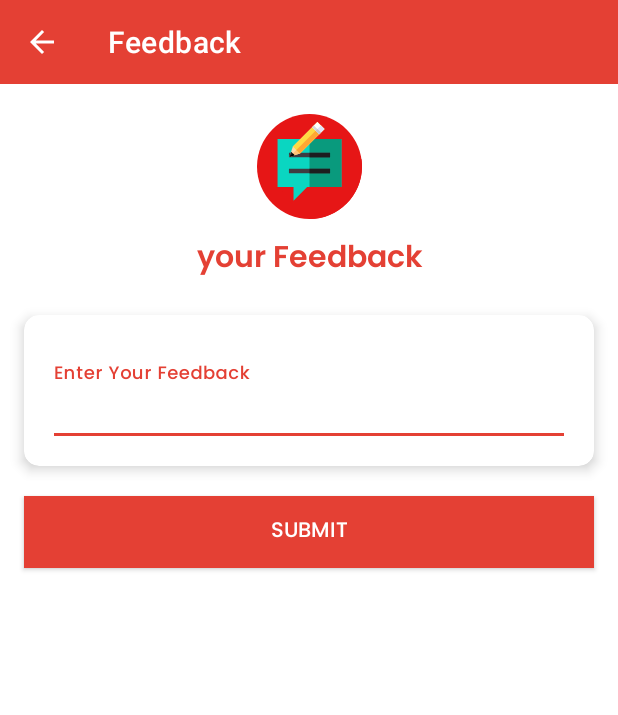
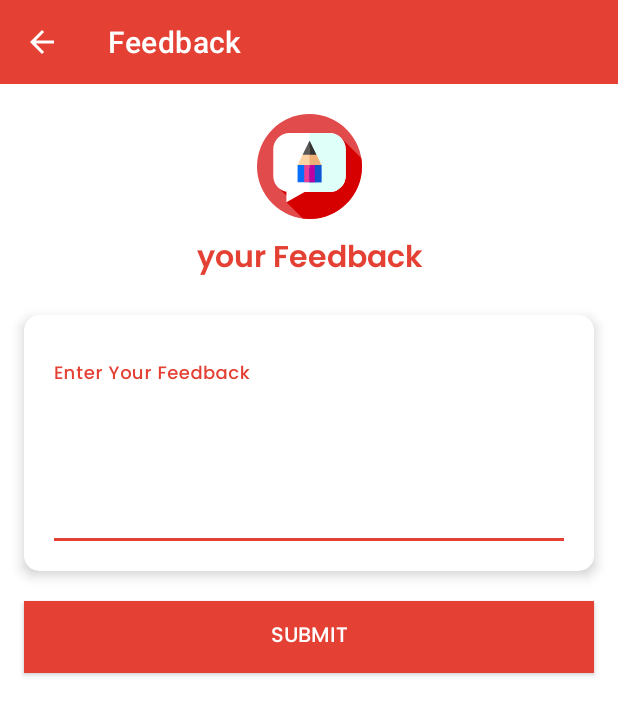
Before and after one commit to hiten0612/ILSAcademy, an Android app: the FeedBack_Activity screen opened directly, with no data from a screen before it, on a phone screen of 412 x 824 dp. Shown: the top 715 px of the screen. Run offline under Robolectric (Android 15) with nearby library versions, the phone set to English and light mode, and no system bars; Roboto replaces fonts that are not available here.

Commit message:
add fonts add icons add FeedBack_Activity add ContentActivity

```diff
--- a/app/src/main/java/com/ils/ilsacademy/ContentActivity.java
+++ b/app/src/main/java/com/ils/ilsacademy/ContentActivity.java
@@ -22,7 +22,7 @@ public class ContentActivity extends AppCompatActivity {
             public void onClick(View view) {
                 Intent intent = new Intent(ContentActivity.this, ProfileScreen.class);
                 startActivity(intent);
-                finish();
+
             }
         });
 
--- a/app/src/main/java/com/ils/ilsacademy/FeedBack_Activity.java
+++ b/app/src/main/java/com/ils/ilsacademy/FeedBack_Activity.java
@@ -1,15 +1,25 @@
 package com.ils.ilsacademy;
+
+import android.content.Intent;
+import android.os.Bundle;
+import android.text.Editable;
+import android.text.TextWatcher;
+import android.view.View;
+import android.widget.Button;
 
 import androidx.appcompat.app.AppCompatActivity;
 import androidx.appcompat.widget.Toolbar;
 
-import android.os.Bundle;
-import android.view.View;
+import com.google.android.material.textfield.TextInputEditText;
+import com.google.android.material.textfield.TextInputLayout;
 
 
 public class FeedBack_Activity extends AppCompatActivity {
 
     Toolbar fdToolbar;
+    TextInputEditText fdTitle;
+    TextInputLayout filTitle;
+    Button fdSubmit;
 
     @Override
     protected void onCreate(Bundle savedInstanceState) {
@@ -20,8 +30,50 @@ public class FeedBack_Activity extends AppCompatActivity {
         fdToolbar.setNavigationOnClickListener(new View.OnClickListener() {
             @Override
             public void onClick(View view) {
-                finish();
+                Intent intent = new Intent(FeedBack_Activity.this, ProfileScreen.class);
+                startActivity(intent);
+
+            }
+        });
+        fdTitle = findViewById(R.id.fdTitle);
+        filTitle = findViewById(R.id.filTitle);
+        fdTitle.addTextChangedListener(new TextWatcher() {
+            @Override
+            public void beforeTextChanged(CharSequence charSequence, int i, int i1, int i2) {
+
+            }
+
+            @Override
+            public void onTextChanged(CharSequence charSequence, int i, int i1, int i2) {
+                if (charSequence.toString().isEmpty()) {
+                    filTitle.setError("please enter feedback");
+                } else {
+                    filTitle.setError("");
+                }
+
+            }
+
+            @Override
+            public void afterTextChanged(Editable editable) {
+
+            }
+        });
+
+        fdSubmit = findViewById(R.id.fdSubmit);
+        fdSubmit.setOnClickListener(new View.OnClickListener() {
+            @Override
+            public void onClick(View view) {
+                init(fdTitle.getText().toString());
             }
         });
     }
+
+    private void init(String feedback) {
+        if (feedback.isEmpty()) {
+            filTitle.setError("please enter feedback");
+            return;
+        } else {
+            filTitle.setError("");
+        }
+    }
 }
--- a/app/src/main/java/com/ils/ilsacademy/Login.java
+++ b/app/src/main/java/com/ils/ilsacademy/Login.java
@@ -35,6 +35,9 @@ public class Login extends AppCompatActivity {
         tilUserName = findViewById(R.id.tilUserName);
         tilPassword = findViewById(R.id.tilPassword);
         sharedPreferenceConfig = new SharedPreferenceConfig(getApplicationContext());
+
+        user.setText(sharedPreferenceConfig.getUserName());
+        pass.setText(sharedPreferenceConfig.getPassword());
 
         user.addTextChangedListener(new TextWatcher() {
             @Override
@@ -120,6 +123,7 @@ public class Login extends AppCompatActivity {
             Intent intent = new Intent(this, DeshBoard.class);
             startActivity(intent);
             sharedPreferenceConfig.setLoginStatus(true);
+            sharedPreferenceConfig.saveUserData(username, password);
             finish();
         } else {
             Toast.makeText(Login.this, "incorret usename or password", Toast.LENGTH_SHORT).show();
--- /dev/null
+++ b/app/src/main/res/drawable/ic_chat.xml
@@ -0,0 +1,15 @@
+<vector android:height="212dp" android:viewportHeight="512"
+    android:viewportWidth="512" android:width="212dp" xmlns:android="http://schemas.android.com/apk/res/android">
+    <path android:fillColor="#e24b4b" android:pathData="M256,256m-256,0a256,256 0,1 1,512 0a256,256 0,1 1,-512 0"/>
+    <path android:fillColor="#d60000" android:pathData="m512,256c0,-13.723 -1.08,-27.194 -3.159,-40.333l-94.629,-94.629 -245.213,115.532 30.393,46.763 -96.293,74.533 57.097,57.097 -16.723,15.094 79.881,79.881c10.69,1.361 21.586,2.062 32.646,2.062 141.385,0 256,-114.615 256,-256z"/>
+    <path android:fillColor="#ffffff" android:pathData="m352.734,92.258h-193.468c-44.212,0 -80.052,35.841 -80.052,80.052v128.52c0,38.805 27.611,71.161 64.258,78.494v50.733l88.658,-49.175h120.605c44.212,0 80.052,-35.841 80.052,-80.052v-128.519c0,-44.212 -35.841,-80.053 -80.053,-80.053z"/>
+    <path android:fillColor="#dffff9" android:pathData="m432.79,172.31v128.52c0,44.21 -35.84,80.05 -80.06,80.05h-96.73v-288.62h96.73c44.22,0 80.06,35.84 80.06,80.05z"/>
+    <path android:fillColor="#ffd3a4" android:pathData="m314.051,248.987 l-58.051,14.044 -58.051,-14.044 24.489,-50.218 33.562,-37.573 33.562,37.573z"/>
+    <path android:fillColor="#056eff" android:pathData="m314.05,248.984v83.401h-116.1v-83.401h32.24l25.81,14.05 25.81,-14.05z"/>
+    <path android:fillColor="#ec3d93" android:pathData="m230.19,248.984h51.62v83.4h-51.62z"/>
+    <path android:fillColor="#595959" android:pathData="m289.562,198.769h-67.124l33.562,-68.826z"/>
+    <path android:fillColor="#efb078" android:pathData="m314.051,248.987 l-32.24,7.802 -25.811,6.242v-101.834l33.562,37.572z"/>
+    <path android:fillColor="#1155ce" android:pathData="m314.05,248.984v83.401h-58.05v-69.351l25.81,-14.05z"/>
+    <path android:fillColor="#bc00a2" android:pathData="m256,248.984h25.81v83.4h-25.81z"/>
+    <path android:fillColor="#333333" android:pathData="m289.562,198.769h-33.562v-68.826z"/>
+</vector>
--- a/app/src/main/res/drawable/ic_feedback.xml
+++ /dev/null
@@ -1,21 +0,0 @@
-<vector android:height="212dp" android:viewportHeight="512"
-    android:viewportWidth="512" android:width="212dp" xmlns:android="http://schemas.android.com/apk/res/android">
-    <path android:fillColor="#e61616" android:pathData="M256,256m-256,0a256,256 0,1 1,512 0a256,256 0,1 1,-512 0"/>
-    <path android:fillColor="#e61616" android:pathData="M100.174,356.174V122.435h110.502L268.91,64.2l25.646,-25.646l83.879,83.88h33.391l97.716,97.948C511.163,232.023 512,243.913 512,256c0,141.384 -114.616,256 -256,256L100.174,356.174z"/>
-    <path android:fillColor="#0ad6c1" android:pathData="M411.826,122.435l0,233.739l-167.385,0l-66.354,66.783l0,-66.783l-77.913,0l0,-233.739z"/>
-    <path android:fillColor="#099a7d" android:pathData="M256,122.435h155.826v233.739h-155.826z"/>
-    <path android:fillColor="#3e3d42" android:pathData="M155.826,189.217h200.348v22.261h-200.348z"/>
-    <path android:fillColor="#3e3d42" android:pathData="M155.826,267.13h200.348v22.261h-200.348z"/>
-    <path android:fillColor="#1d1d1f" android:pathData="M256,189.217h100.174v22.261h-100.174z"/>
-    <path android:fillColor="#1d1d1f" android:pathData="M256,267.13h100.174v22.261h-100.174z"/>
-    <path android:fillColor="#ffdaaa" android:pathData="M209.07,192.429l-51.292,17.097l17.098,-51.291l119.679,-119.68l34.195,34.195z"/>
-    <path android:fillColor="#ffc477" android:pathData="M311.652,55.652l-153.874,153.874l51.292,-17.097l119.68,-119.679z"/>
-    <path android:fillColor="#ffda44" android:pathData="M209.067,192.427l-34.196,-34.196l119.675,-119.675l34.196,34.196z"/>
-    <path android:fillColor="#ffa733" android:pathData="M209.07,192.433l-17.096,-17.096l119.675,-119.675l17.096,17.096z"/>
-    <path android:fillColor="#ffffff" android:pathData="M303.111,98.406l-34.196,-34.196l25.645,-25.645l34.196,34.196z"/>
-    <path android:fillColor="#e1e3fa" android:pathData="M303.108,98.392l-17.096,-17.096l25.645,-25.645l17.096,17.096z"/>
-    <path android:fillColor="#d8d7da" android:pathData="M303.11,98.405l-34.196,-34.196l8.549,-8.549l34.196,34.196z"/>
-    <path android:fillColor="#c6c5ca" android:pathData="M303.106,98.392l-17.096,-17.096l8.549,-8.549l17.096,17.096z"/>
-    <path android:fillColor="#1d1d1f" android:pathData="M166.327,183.88l-8.549,25.646l25.646,-8.548z"/>
-    <path android:fillColor="#000000" android:pathData="M174.876,192.429l-17.098,17.097l25.646,-8.548z"/>
-</vector>
--- /dev/null
+++ b/app/src/main/res/drawable/ic_feedbackprofile.xml
@@ -0,0 +1,5 @@
+<vector android:height="24dp" android:tint="#FFFFFF"
+    android:viewportHeight="24" android:viewportWidth="24"
+    android:width="24dp" xmlns:android="http://schemas.android.com/apk/res/android">
+    <path android:fillColor="@android:color/white" android:pathData="M20,2L4,2c-1.1,0 -1.99,0.9 -1.99,2L2,22l4,-4h14c1.1,0 2,-0.9 2,-2L22,4c0,-1.1 -0.9,-2 -2,-2zM13,14h-2v-2h2v2zM13,10h-2L11,6h2v4z"/>
+</vector>
--- a/app/src/main/res/layout/activity_content.xml
+++ b/app/src/main/res/layout/activity_content.xml
@@ -37,7 +37,8 @@
                 android:layout_height="wrap_content"
                 android:layout_margin="16sp"
                 android:fontFamily="@font/poppins_bold"
-                android:text="@string/dummy_description"
+                android:text="@string/aboutus"
+                android:textStyle="bold"
                 android:textSize="14sp"
                 app:layout_constraintEnd_toEndOf="parent"
                 app:layout_constraintStart_toStartOf="parent"
--- a/app/src/main/res/layout/activity_feed_back_.xml
+++ b/app/src/main/res/layout/activity_feed_back_.xml
@@ -39,7 +39,7 @@
                 app:layout_constraintEnd_toEndOf="parent"
                 app:layout_constraintStart_toStartOf="parent"
                 app:layout_constraintTop_toTopOf="parent"
-                app:srcCompat="@drawable/ic_feedback" />
+                app:srcCompat="@drawable/ic_chat" />
 
             <androidx.appcompat.widget.AppCompatTextView
                 android:id="@+id/txt"
@@ -69,7 +69,7 @@
                 tools:layout_editor_absoluteX="16dp">
 
                 <com.google.android.material.textfield.TextInputLayout
-                    android:id="@+id/tilTitle"
+                    android:id="@+id/filTitle"
                     android:layout_width="match_parent"
                     android:layout_height="wrap_content"
                     app:layout_constraintEnd_toEndOf="parent"
@@ -77,13 +77,15 @@
                     app:layout_constraintTop_toTopOf="parent">
 
                     <com.google.android.material.textfield.TextInputEditText
-                        android:id="@+id/title"
+                        android:id="@+id/fdTitle"
                         android:layout_width="match_parent"
                         android:layout_height="wrap_content"
                         android:background="@color/white"
                         android:fontFamily="@font/poppins_medium"
+                        android:gravity="start"
                         android:hint="Enter Your Feedback"
                         android:inputType="textMultiLine"
+                        android:lines="4"
                         android:paddingStart="0dp"
                         android:paddingEnd="0dp"
                         android:textColor="@color/inputTextColor" />
@@ -94,6 +96,7 @@
             </androidx.cardview.widget.CardView>
 
             <androidx.appcompat.widget.AppCompatButton
+                android:id="@+id/fdSubmit"
                 android:layout_width="match_parent"
                 android:layout_height="wrap_content"
                 android:layout_marginStart="16dp"
--- a/app/src/main/res/layout/activity_profile_screen.xml
+++ b/app/src/main/res/layout/activity_profile_screen.xml
@@ -398,7 +398,7 @@
                             android:layout_height="40dp"
                             android:background="@drawable/shape"
                             android:padding="10dp"
-                            android:src="@drawable/ic_feedback" />
+                            android:src="@drawable/ic_feedbackprofile" />
 
 
                         <androidx.appcompat.widget.AppCompatTextView
--- a/app/src/main/res/values/strings.xml
+++ b/app/src/main/res/values/strings.xml
@@ -7,5 +7,5 @@
     <string name="username">trueline</string>
     <string name="password">solution</string>
     <string name="dummy_description">Lorem Ipsum is simply dummy text of the printing and typesetting industry. Lorem Ipsum has been the industry\'s standard dummy text ever since the 1500s, when an unknown printer took a galley of type and scrambled it to make a type specimen book.</string>
-
+    <string name="aboutus">ILS Coaching institute is a tuition center for School Tuitions and Degree/Diploma Engineering, Spoken English/IELTS Coaching, Home tuitions also provide Admission counselling for Engg. in Gujarat and Abroad. We also Take a Weekly Test of every student and also touch with parents regarding student’s progress. For more details contact us via call/WhatsApp on 9974398901.</string>
 </resources>
```
Also changed, not shown: app/src/main/java/com/ils/ilsacademy/SharedPreferenceConfig.java (+15 -0 lines), app/src/main/res/layout/login.xml (+9 -4 lines).
